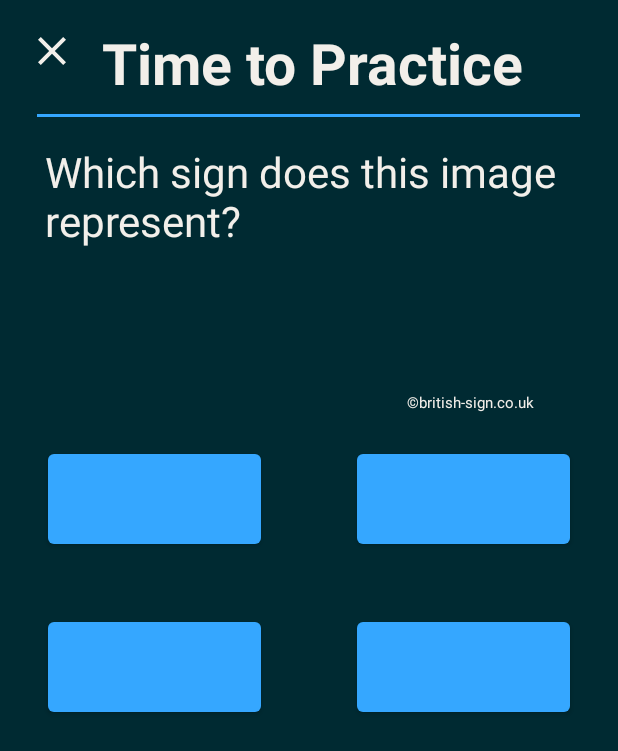
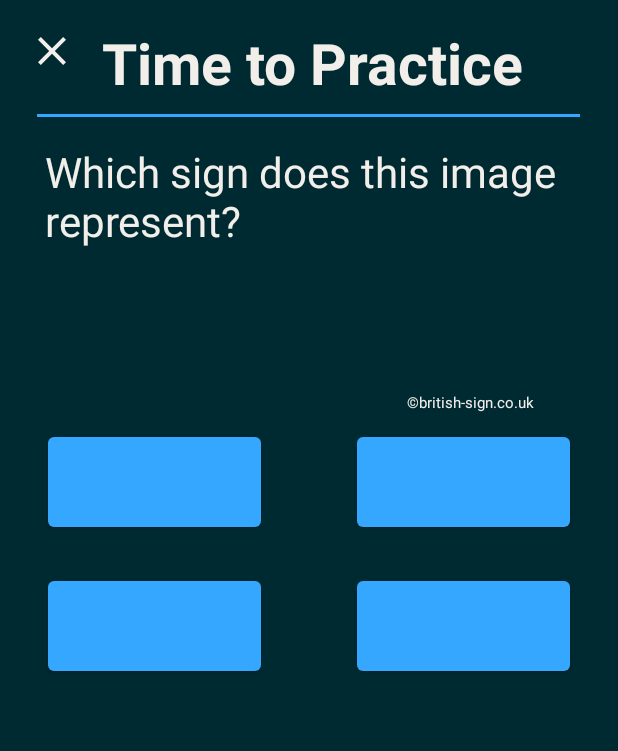
Before and after one commit to junetc20/Signify, an Android app: the layout activity_quiz.xml on its own in the app's theme, with its tools: preview values and no code run, on a phone screen of 412 x 824 dp. Shown: the top 751 px of the screen. Run offline under Robolectric (Android 15) with nearby library versions, the phone set to English and light mode, and no system bars.

Commit message:
creating quiz code

```diff
--- a/app/src/main/AndroidManifest.xml
+++ b/app/src/main/AndroidManifest.xml
@@ -24,6 +24,7 @@
         <activity android:name=".Account" />
         <activity android:name=".Menu" />
         <activity android:name=".Quiz2" />
+        <activity android:name=".Quiz" />
     </application>
 
 </manifest>
--- a/app/src/main/java/com/example/signify/Quiz2.java
+++ b/app/src/main/java/com/example/signify/Quiz2.java
@@ -3,7 +3,6 @@ package com.example.signify;
 import android.annotation.SuppressLint;
 import android.content.Intent;
 import android.os.Bundle;
-import android.util.Log;
 import android.view.View;
 import android.widget.Button;
 import android.widget.ImageView;
--- a/app/src/main/res/layout/activity_quiz.xml
+++ b/app/src/main/res/layout/activity_quiz.xml
@@ -86,10 +86,22 @@
         android:layout_height="72dp"
         android:layout_marginStart="32dp"
         android:layout_marginLeft="32dp"
-        android:layout_marginTop="35dp"
+        android:layout_marginTop="24dp"
         android:textSize="30sp"
         app:backgroundTint="@color/BSL_blue"
         app:layout_constraintStart_toStartOf="parent"
+        app:layout_constraintTop_toBottomOf="@+id/quizImage" />
+
+    <Button
+        android:id="@+id/answer2"
+        android:layout_width="142dp"
+        android:layout_height="72dp"
+        android:layout_marginTop="24dp"
+        android:layout_marginEnd="32dp"
+        android:layout_marginRight="32dp"
+        android:textSize="30sp"
+        app:backgroundTint="@color/BSL_blue"
+        app:layout_constraintEnd_toEndOf="parent"
         app:layout_constraintTop_toBottomOf="@+id/quizImage" />
 
     <Button
@@ -98,7 +110,7 @@
         android:layout_height="72dp"
         android:layout_marginStart="32dp"
         android:layout_marginLeft="32dp"
-        android:layout_marginTop="40dp"
+        android:layout_marginTop="24dp"
         android:textSize="30sp"
         app:backgroundTint="@color/BSL_blue"
         app:layout_constraintStart_toStartOf="parent"
@@ -108,25 +120,13 @@
         android:id="@+id/answer4"
         android:layout_width="142dp"
         android:layout_height="72dp"
-        android:layout_marginTop="40dp"
+        android:layout_marginTop="24dp"
         android:layout_marginEnd="32dp"
         android:layout_marginRight="32dp"
         android:textSize="30sp"
         app:backgroundTint="@color/BSL_blue"
         app:layout_constraintEnd_toEndOf="parent"
         app:layout_constraintTop_toBottomOf="@+id/answer2" />
-
-    <Button
-        android:id="@+id/answer2"
-        android:layout_width="142dp"
-        android:layout_height="72dp"
-        android:layout_marginTop="35dp"
-        android:layout_marginEnd="32dp"
-        android:layout_marginRight="32dp"
-        android:textSize="30sp"
-        app:backgroundTint="@color/BSL_blue"
-        app:layout_constraintEnd_toEndOf="parent"
-        app:layout_constraintTop_toBottomOf="@+id/quizImage" />
 
     <TextView
         android:id="@+id/questionCountDisplay"
@@ -137,8 +137,21 @@
         android:textSize="20sp"
         app:layout_constraintBottom_toBottomOf="parent"
         app:layout_constraintEnd_toEndOf="parent"
-        app:layout_constraintHorizontal_bias="0.502"
+        app:layout_constraintHorizontal_bias="0.498"
         app:layout_constraintStart_toStartOf="parent"
         app:layout_constraintTop_toBottomOf="@+id/quizImage"
-        app:layout_constraintVertical_bias="0.951" />
+        app:layout_constraintVertical_bias="0.86" />
+
+    <Button
+        android:id="@+id/nextButton"
+        android:layout_width="wrap_content"
+        android:layout_height="wrap_content"
+        android:layout_marginBottom="384dp"
+        android:text="NEXT"
+        android:visibility="invisible"
+        app:backgroundTint="@color/purple"
+        app:layout_constraintBottom_toBottomOf="parent"
+        app:layout_constraintEnd_toEndOf="parent"
+        app:layout_constraintHorizontal_bias="0.498"
+        app:layout_constraintStart_toStartOf="parent" />
 </androidx.constraintlayout.widget.ConstraintLayout>
--- a/app/src/main/res/layout/activity_quiz_2.xml
+++ b/app/src/main/res/layout/activity_quiz_2.xml
@@ -176,7 +176,7 @@
         android:id="@+id/completeButton"
         android:layout_width="wrap_content"
         android:layout_height="wrap_content"
-        android:layout_marginBottom="232dp"
+        android:layout_marginBottom="244dp"
         android:text="got it"
         android:visibility="invisible"
         app:backgroundTint="@color/BSL_blue"
```
Also changed, not shown: app/src/main/java/com/example/signify/Quiz.java (added, +52 -0 lines).
